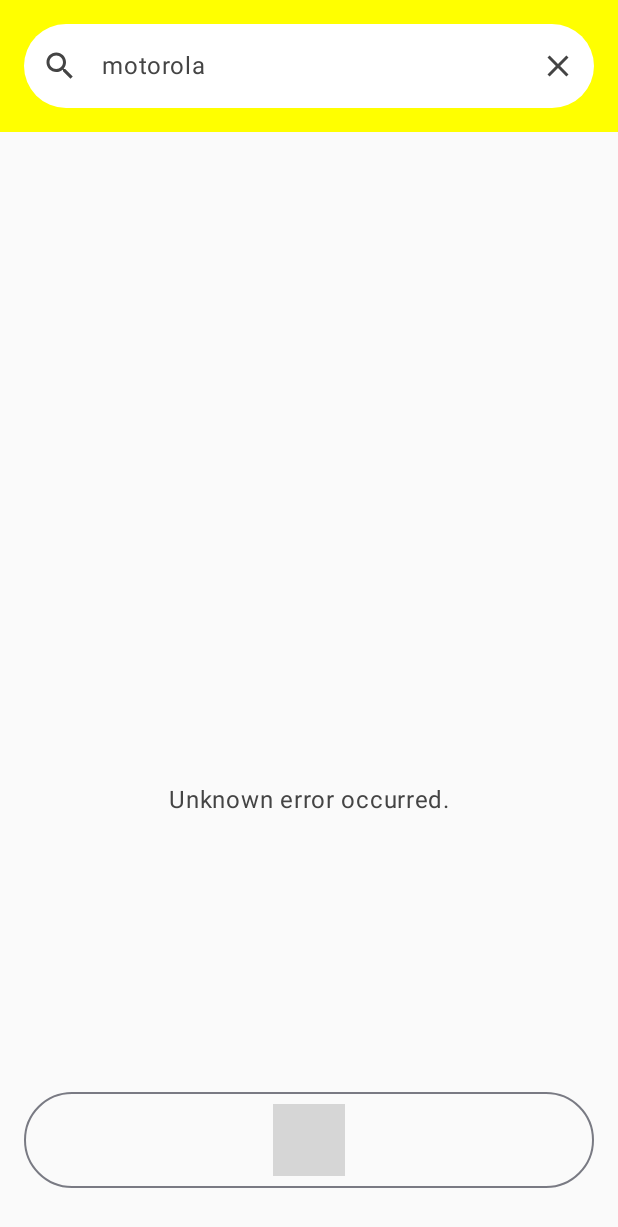
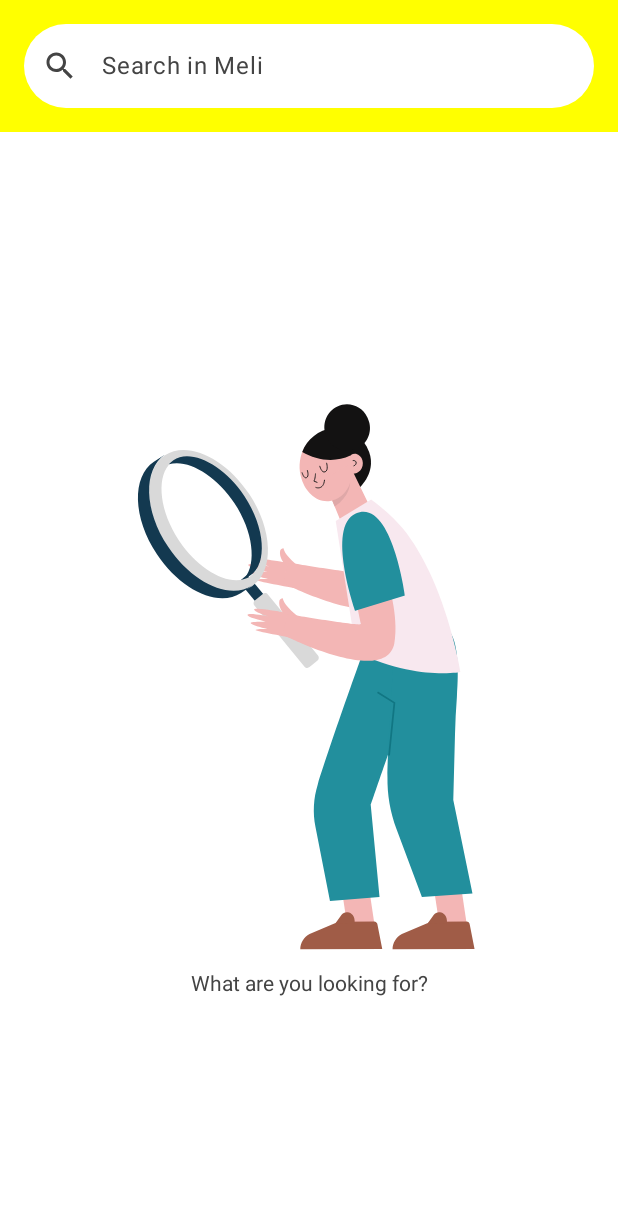
Before and after one commit to Bikcodeh/Meli-Challenge, an Android app built with Jetpack Compose: the HomeScreen screen opened through its navigation route, on a phone screen of 412 x 824 dp. Shown: the top 1227 px of the screen. Run offline under Robolectric (Android 15) with nearby library versions, the phone set to English and light mode, and no system bars; our stand-ins replace Dagger/Hilt's generated code, accompanist; pictures from the network do not load; grey boxes are pictures that could not be loaded.

Commit message:
implements initial state

```diff
--- a/app/src/main/java/com/bikcodeh/melichallenge/ui/screens/home/HomeContent.kt
+++ b/app/src/main/java/com/bikcodeh/melichallenge/ui/screens/home/HomeContent.kt
@@ -71,9 +71,9 @@ fun HomeContent(
             Loading()
         }
 
-        homeUiState.error?.let { error ->
-            ErrorScreen(error = error, onRefresh = onRefresh)
-        }
+        if (homeUiState.initialState) {
+            EmptyInitialState()
+        } else {
             if (homeUiState.products.isNullOrEmpty()) {
                 EmptyProducts()
             } else {
@@ -85,7 +85,11 @@ fun HomeContent(
                     }
                 }
             }
+        }
 
+        homeUiState.error?.let { error ->
+            ErrorScreen(error = error, onRefresh = onRefresh)
+        }
     }
 }
 
@@ -239,6 +243,25 @@ fun EmptyProducts() {
     }
 }
 
+@Composable
+fun EmptyInitialState() {
+    val composition by rememberLottieComposition(LottieCompositionSpec.RawRes(R.raw.search))
+    Column(
+        modifier = Modifier
+            .background(MaterialTheme.colorScheme.backgroundColor)
+            .fillMaxSize()
+            .padding(COMMON_PADDING),
+        verticalArrangement = Arrangement.Center,
+        horizontalAlignment = Alignment.CenterHorizontally
+    ) {
+        LottieAnimation(composition, modifier = Modifier.size(EMPTY_PRODUCTS_LOTTIE_SIZE))
+        androidx.compose.material.Text(
+            text = stringResource(id = R.string.search_description),
+            color = MaterialTheme.colorScheme.textColor
+        )
+    }
+}
+
 
 @Composable
 @Preview
--- a/app/src/main/java/com/bikcodeh/melichallenge/ui/screens/home/HomeScreen.kt
+++ b/app/src/main/java/com/bikcodeh/melichallenge/ui/screens/home/HomeScreen.kt
@@ -14,14 +14,8 @@ fun HomeScreen(
     homeViewModel: HomeViewModel = hiltViewModel(),
     navigateToDetail: (product: Product) -> Unit
 ) {
-
     val state by homeViewModel.homeUiState.collectAsStateWithLifecycle()
     val query by homeViewModel.searchQuery
-
-    LaunchedEffect(key1 = Unit) {
-        if (state.products == null)
-            homeViewModel.searchProducts(query)
-    }
 
     HomeContent(
         text = query,
--- a/app/src/main/java/com/bikcodeh/melichallenge/ui/screens/home/HomeState.kt
+++ b/app/src/main/java/com/bikcodeh/melichallenge/ui/screens/home/HomeState.kt
@@ -7,4 +7,5 @@ data class HomeUiState(
     val isLoading: Boolean = false,
     val products: List<Product>? = null,
     val error: BaseViewModel.Error? = null,
+    val initialState: Boolean = true
 )
--- a/app/src/main/java/com/bikcodeh/melichallenge/ui/screens/home/HomeViewModel.kt
+++ b/app/src/main/java/com/bikcodeh/melichallenge/ui/screens/home/HomeViewModel.kt
@@ -27,14 +27,15 @@ class HomeViewModel @Inject constructor(
     private val _homeUiState: MutableStateFlow<HomeUiState> = MutableStateFlow(HomeUiState())
     val homeUiState: StateFlow<HomeUiState> get() = _homeUiState.asStateFlow()
 
-    val searchQuery: MutableState<String> = mutableStateOf("motorola")
+    val searchQuery: MutableState<String> = mutableStateOf("")
 
     fun searchProducts(query: String) {
         _homeUiState.update { currentState ->
             currentState.copy(
                 isLoading = true,
                 products = null,
-                error = null
+                error = null,
+                initialState = false
             )
         }
         viewModelScope.launch(dispatcher) {
@@ -46,6 +47,7 @@ class HomeViewModel @Inject constructor(
                                 isLoading = false,
                                 products = it,
                                 error = null,
+                                initialState = false
                             )
                         }
                     },
@@ -55,7 +57,9 @@ class HomeViewModel @Inject constructor(
                             currentState.copy(
                                 isLoading = false,
                                 error = error,
-                                products = null
+                                products = null,
+                                initialState = false
+
                             )
                         }
                     },
@@ -65,7 +69,8 @@ class HomeViewModel @Inject constructor(
                             currentState.copy(
                                 isLoading = false,
                                 error = error,
-                                products = null
+                                products = null,
+                                initialState = false
                             )
                         }
                     }
```
Lines whose indentation alone changed are shown as unchanged.
